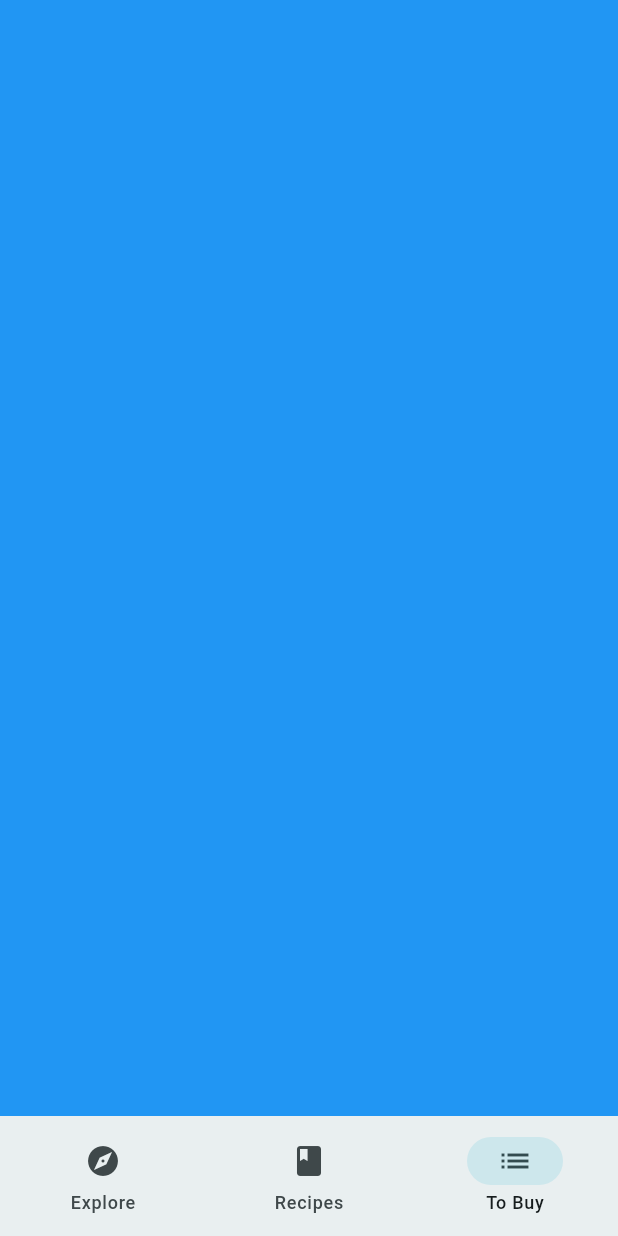
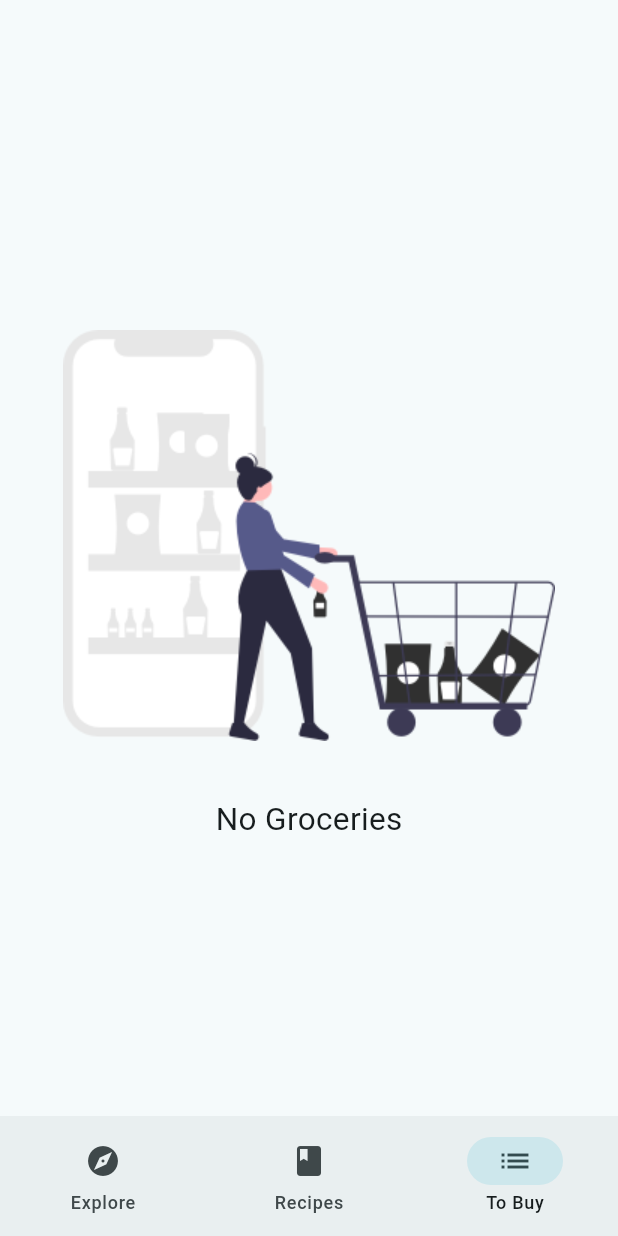
Before and after one commit to danilloism/portfolio.fooderlich, a Flutter app: the screen it shows after launch, swiped to page 3, on a phone screen of 412 x 824 dp. Run offline on Flutter 3.47's test engine with Material 2 defaults, Android fonts, the phone set to English and light mode, and no system bars; our stand-ins replace google_fonts.

Commit message:
create grocery page

```diff
--- a/lib/home.dart
+++ b/lib/home.dart
@@ -12,10 +12,10 @@ class _HomeState extends State<Home> {
   int _selectedIndex = 0;
   final PageController _pageController = PageController();
 
-  static final List<Widget> pages = <Widget>[
+  static final pages = <Widget>[
     const ExplorePage(),
     const RecipesPage(),
-    Container(color: Colors.blue),
+    const GroceryPage(),
   ];
 
   void _onItemChanged(int index) => setState(() {
@@ -40,7 +40,11 @@ class _HomeState extends State<Home> {
         //selectedItemColor: Theme.of(context).textSelectionTheme.selectionColor,
         selectedIndex: _selectedIndex,
         onDestinationSelected: (index) {
-          _pageController.jumpToPage(index);
+          _pageController.animateToPage(
+            index,
+            duration: const Duration(milliseconds: 200),
+            curve: Curves.ease,
+          );
         },
         destinations: const [
           NavigationDestination(
--- a/lib/models/models.dart
+++ b/lib/models/models.dart
@@ -1,4 +1,5 @@
 export 'explore_data.dart';
 export 'explore_recipe.dart';
+export 'grocery_item.dart';
 export 'post.dart';
 export 'simple_recipe.dart';
--- /dev/null
+++ b/lib/pages/empty_grocery_page.dart
@@ -0,0 +1,30 @@
+part of 'grocery_page.dart';
+
+class EmptyGroceryScreen extends StatelessWidget {
+  const EmptyGroceryScreen({Key? key}) : super(key: key);
+
+  @override
+  Widget build(BuildContext context) {
+    return Container(
+      padding: PaddingEdgeInsets.all32,
+      alignment: Alignment.center,
+      child: Column(
+        mainAxisAlignment: MainAxisAlignment.center,
+        children: [
+          Flexible(
+            child: AspectRatio(
+              aspectRatio: 1 / 1,
+              child: Image.asset('assets/fooderlich_assets/empty_list.png'),
+            ),
+          ),
+          const Text(
+            'No Groceries',
+            style: TextStyle(fontSize: 21),
+          ),
+          //TOTO: add empty screen subtitle
+          //TOTO: add browse recipes button
+        ],
+      ),
+    );
+  }
+}
--- /dev/null
+++ b/lib/pages/grocery_page.dart
@@ -0,0 +1,15 @@
+import 'package:flutter/material.dart';
+import 'package:fooderlich/utils.dart';
+
+part 'empty_grocery_page.dart';
+
+class GroceryPage extends StatelessWidget {
+  const GroceryPage({Key? key}) : super(key: key);
+
+  @override
+  Widget build(BuildContext context) {
+    //TODO: add a Scaffold widget
+    return const EmptyGroceryScreen();
+  }
+  //TODO: add buildGroceryScreen
+}
--- a/lib/pages/pages.dart
+++ b/lib/pages/pages.dart
@@ -1,2 +1,3 @@
 export 'package:fooderlich/pages/explore_page.dart';
+export 'package:fooderlich/pages/grocery_page.dart';
 export 'package:fooderlich/pages/recipes_page.dart';
--- a/pubspec.yaml
+++ b/pubspec.yaml
@@ -64,6 +64,7 @@ flutter:
     - assets/magazine_pics/
     - assets/profile_pics/
     - assets/sample_data/
+    - assets/fooderlich_assets/
   #   - images/a_dot_burr.jpeg
   #   - images/a_dot_ham.jpeg
 
```
Also changed, not shown: lib/models/grocery_item.dart (added, +47 -0 lines), assets/fooderlich_assets/empty_list.png (added).
